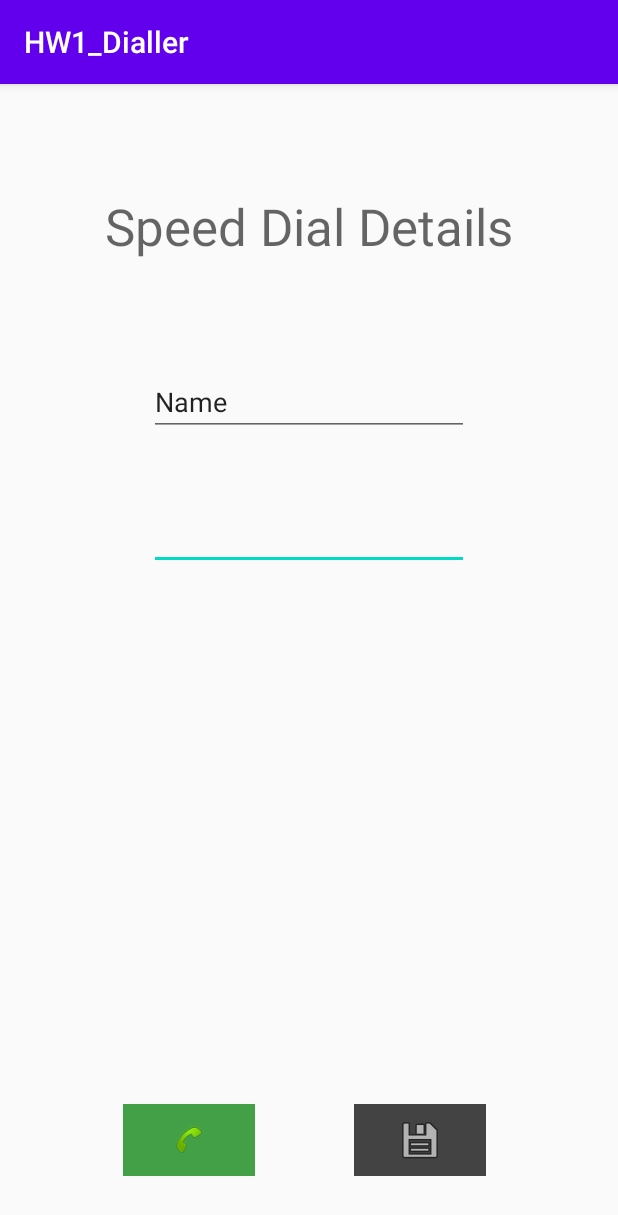
After one commit to pedrovt/cm, an Android app: the SpeedDialActivity screen opened directly, with no data from a screen before it, on a phone screen of 412 x 824 dp. The commit adds this screen. Shown: the top 1215 px of the screen. Run offline under Robolectric (Android 15) with nearby library versions, the light colour scheme and no system bars.

Commit message:
Homework 1, finished

```diff
--- /dev/null
+++ b/Homeworks/1_Dialler/app/src/main/java/com/cm/hw/dialler/SpeedDialActivity.java
@@ -0,0 +1,88 @@
+package com.cm.hw.dialler;
+
+import android.content.Context;
+import android.content.Intent;
+import android.content.SharedPreferences;
+import android.net.Uri;
+import android.support.v7.app.AppCompatActivity;
+import android.os.Bundle;
+import android.util.Log;
+import android.view.View;
+import android.widget.EditText;
+import android.widget.Toast;
+
+/**
+ * HW1_Dialler - SpeedDialActivity <br>
+ *
+ * @author Pedro Teixeira pedro.teix@ua.pt
+ * @version 1.0 - April 22, 2020
+ */
+public class SpeedDialActivity extends AppCompatActivity {
+
+    private static final String SPEED_DIAL_NAME_KEY = "com.cm.hw.dialler.speedDial.prefs.name";
+    private static final String SPEED_DIAL_NUMBER_KEY = "com.cm.hw.dialler.speedDial.prefs.number";
+    private String numberTag;
+    private SharedPreferences sharedPref;
+
+    @Override
+    protected void onCreate(Bundle savedInstanceState) {
+        super.onCreate(savedInstanceState);
+        setContentView(R.layout.activity_speed_dial);
+
+        sharedPref = this.getPreferences(Context.MODE_PRIVATE);
+
+        Intent whoCalledMe = getIntent();
+        numberTag = whoCalledMe.getStringExtra(MainActivity.SPEED_DIAL_NUMBER_TAG);
+        retrieveSpeedDial();
+    }
+
+    public void retrieveSpeedDial() {
+        if (numberTag != null) {
+            Log.i("Speed Dial","Retriving from " + numberTag);
+
+            EditText speedDialNameTextView = findViewById(R.id.speedDialName);
+            speedDialNameTextView.setText(sharedPref.getString(SPEED_DIAL_NAME_KEY + "_" + numberTag, "No speed dial name"));
+
+            EditText speedDialNumberTextView = findViewById(R.id.speedDialNumber);
+            speedDialNumberTextView.setText(sharedPref.getString(SPEED_DIAL_NUMBER_KEY + "_" + numberTag, "No speed dial number"));
+        }
+    }
+
+    public void saveSpeedDial(View view) {
+        if (numberTag != null) {
+            Log.i("Speed Dial","Saving to " + numberTag);
+
+            EditText speedDialNameTextView = findViewById(R.id.speedDialName);
+            String speedDialName = speedDialNameTextView.getText().toString();
+
+            EditText speedDialNumberTextView = findViewById(R.id.speedDialNumber);
+            String speedDialNumber = speedDialNumberTextView.getText().toString();
+
+            SharedPreferences.Editor editor = sharedPref.edit();
+            editor.putString(SPEED_DIAL_NAME_KEY + "_" + numberTag, speedDialName);
+            editor.putString(SPEED_DIAL_NUMBER_KEY + "_" + numberTag, speedDialNumber);
+            editor.apply();
+
+            Toast.makeText(this, "Saved succesfully", Toast.LENGTH_LONG).show();
+            finish();
+        }
+    }
+
+    public void callSpeedDial(View view) {
+        Log.i("Speed Dial","Saving and calling");
+        saveSpeedDial(view);
+
+        /* Call */
+        String error = "No speed dial number";
+        String speedDialNumber = sharedPref.getString(SPEED_DIAL_NUMBER_KEY + "_" + numberTag, error);
+        Uri phoneNumber = Uri.parse("tel:" + speedDialNumber);
+
+        /* Request OS to dial */
+        Intent intent = new Intent(Intent.ACTION_DIAL, phoneNumber);
+        if (intent.resolveActivity(getPackageManager()) != null && !error.equals(speedDialNumber)) {
+            startActivity(intent);
+        } else {
+            Toast.makeText(this, "Error while calling " + speedDialNumber, Toast.LENGTH_LONG).show();
+        }
+    }
+}
--- /dev/null
+++ b/Homeworks/1_Dialler/app/src/main/res/layout/activity_speed_dial.xml
@@ -0,0 +1,72 @@
+<?xml version="1.0" encoding="utf-8"?>
+<android.support.constraint.ConstraintLayout xmlns:android="http://schemas.android.com/apk/res/android"
+    xmlns:app="http://schemas.android.com/apk/res-auto"
+    xmlns:tools="http://schemas.android.com/tools"
+    android:layout_width="match_parent"
+    android:layout_height="match_parent"
+    tools:context=".SpeedDialActivity">
+
+
+    <ImageButton
+        android:id="@+id/buttonCallSpeedDial"
+        style="@android:style/Widget.DeviceDefault.Button.Borderless"
+        android:layout_width="wrap_content"
+        android:layout_height="wrap_content"
+        android:layout_marginStart="68dp"
+        android:layout_marginBottom="40dp"
+        android:background="#43A047"
+        android:onClick="callSpeedDial"
+        app:layout_constraintBottom_toBottomOf="parent"
+        app:layout_constraintEnd_toStartOf="@+id/buttonSave"
+        app:layout_constraintHorizontal_bias="0.177"
+        app:layout_constraintStart_toStartOf="parent"
+        app:srcCompat="@android:drawable/stat_sys_phone_call" />
+
+    <ImageButton
+        android:id="@+id/buttonSave"
+        style="@android:style/Widget.DeviceDefault.Button.Borderless"
+        android:layout_width="wrap_content"
+        android:layout_height="wrap_content"
+        android:layout_marginEnd="88dp"
+        android:background="#434343"
+        android:onClick="saveSpeedDial"
+        app:layout_constraintBottom_toBottomOf="@+id/buttonCallSpeedDial"
+        app:layout_constraintEnd_toEndOf="parent"
+        app:srcCompat="@android:drawable/ic_menu_save" />
+
+    <TextView
+        android:id="@+id/textView2"
+        android:layout_width="wrap_content"
+        android:layout_height="wrap_content"
+        android:layout_marginTop="72dp"
+        android:text="@string/speed_dial_details"
+        android:textAppearance="@style/TextAppearance.AppCompat.Display1"
+        app:layout_constraintEnd_toEndOf="parent"
+        app:layout_constraintStart_toStartOf="parent"
+        app:layout_constraintTop_toTopOf="parent" />
+
+    <EditText
+        android:id="@+id/speedDialNumber"
+        android:layout_width="wrap_content"
+        android:layout_height="wrap_content"
+        android:layout_marginTop="44dp"
+        android:ems="10"
+        android:inputType="phone"
+        app:layout_constraintBottom_toTopOf="@+id/buttonCallSpeedDial"
+        app:layout_constraintEnd_toEndOf="parent"
+        app:layout_constraintStart_toStartOf="parent"
+        app:layout_constraintTop_toBottomOf="@+id/speedDialName"
+        app:layout_constraintVertical_bias="0.0" />
+
+    <EditText
+        android:id="@+id/speedDialName"
+        android:layout_width="wrap_content"
+        android:layout_height="wrap_content"
+        android:layout_marginTop="72dp"
+        android:ems="10"
+        android:inputType="textPersonName"
+        android:text="@string/name"
+        app:layout_constraintEnd_toEndOf="parent"
+        app:layout_constraintStart_toStartOf="parent"
+        app:layout_constraintTop_toBottomOf="@+id/textView2" />
+</android.support.constraint.ConstraintLayout>
--- a/Homeworks/1_Dialler/app/src/main/res/values/strings.xml
+++ b/Homeworks/1_Dialler/app/src/main/res/values/strings.xml
@@ -3,4 +3,6 @@
     <string name="call_a_number">Call a number</string>
     <string name="call">Call</string>
     <string name="insert_a_number_using_the_keypad_below">Insert a number</string>
+    <string name="name">Name</string>
+    <string name="speed_dial_details">Speed Dial Details</string>
 </resources>
```
Also changed, not shown: Homeworks/1_Dialler/app/src/main/AndroidManifest.xml (+6 -1 lines), Homeworks/1_Dialler/app/src/main/java/com/cm/hw/dialler/MainActivity.java (+44 -1 lines), Homeworks/1_Dialler/app/src/main/res/layout/activity_main.xml (+10 -1 lines), 1 other file.
